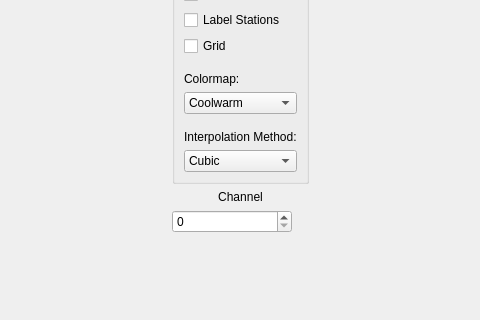
Above: src/qt_ui/contour_map.ui from Eric-Meunier/Processor-Suite before the change; both pictures show x 210 to 690 and y 233 to 553 of the 901 by 718 pixel window. Below: the same form after it.
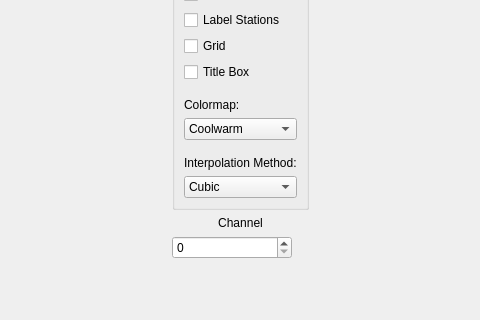
That is the form after the change.

Commit message: More work on Contour Map.

```diff
--- a/src/qt_ui/contour_map.ui
+++ b/src/qt_ui/contour_map.ui
@@ -105,6 +105,13 @@
         </property>
        </widget>
       </item>
+      <item>
+       <widget class="QCheckBox" name="title_box_cbox">
+        <property name="text">
+         <string>Title Box</string>
+        </property>
+       </widget>
+      </item>
       <item>
        <spacer name="verticalSpacer_3">
         <property name="orientation">
```
The commit also changes 2 other files.
